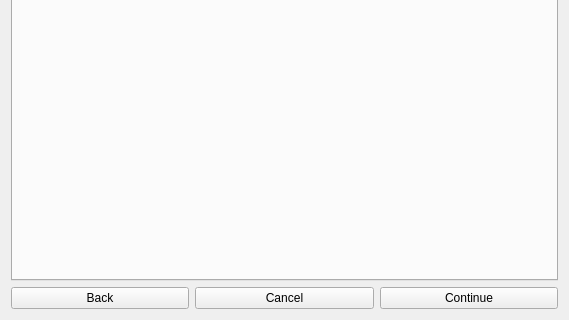
hallamlab/MetaPathwaysGUI, file parentwidget.ui: the form before one commit; both pictures show x 0 to 569 and y 571 to 891 of the 569 by 891 pixel window.
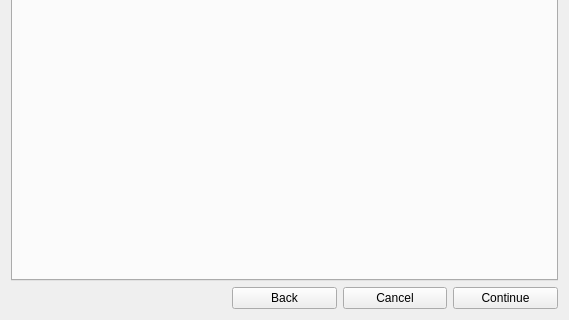
The form after the commit.

The edit to the form file:
```diff
--- a/parentwidget.ui
+++ b/parentwidget.ui
@@ -14,28 +14,14 @@
    <string>Form</string>
   </property>
   <layout class="QGridLayout" name="gridLayout">
-   <item row="1" column="0">
-    <widget class="QPushButton" name="backButton">
-     <property name="text">
-      <string>Back</string>
-     </property>
-    </widget>
-   </item>
-   <item row="1" column="1">
-    <widget class="QPushButton" name="cancelButton">
-     <property name="text">
-      <string>Cancel</string>
-     </property>
-    </widget>
-   </item>
-   <item row="1" column="2">
+   <item row="1" column="4">
     <widget class="QPushButton" name="continueButton">
      <property name="text">
       <string>Continue</string>
      </property>
     </widget>
    </item>
-   <item row="0" column="0" colspan="3">
+   <item row="0" column="0" colspan="5">
     <widget class="QTabWidget" name="parentTabWidget">
      <property name="currentIndex">
       <number>0</number>
@@ -52,6 +38,20 @@
      </widget>
     </widget>
    </item>
+   <item row="1" column="3">
+    <widget class="QPushButton" name="cancelButton">
+     <property name="text">
+      <string>Cancel</string>
+     </property>
+    </widget>
+   </item>
+   <item row="1" column="2">
+    <widget class="QPushButton" name="backButton">
+     <property name="text">
+      <string>Back</string>
+     </property>
+    </widget>
+   </item>
   </layout>
  </widget>
  <resources/>
```
